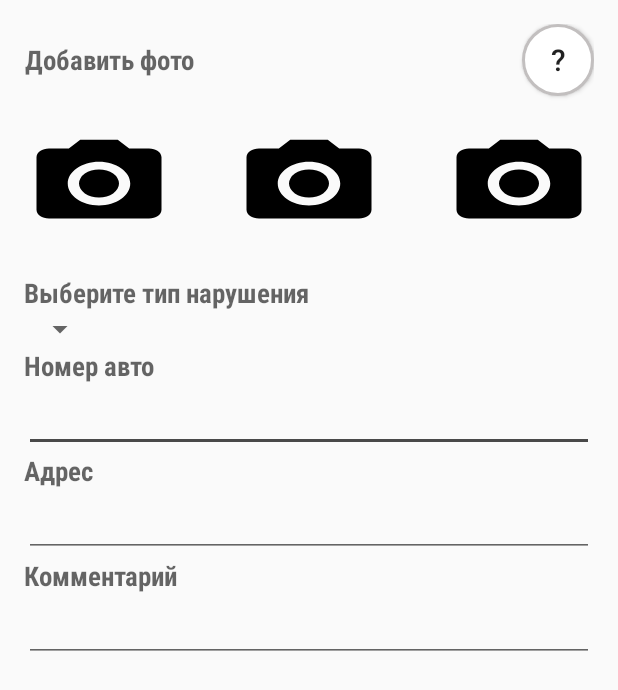
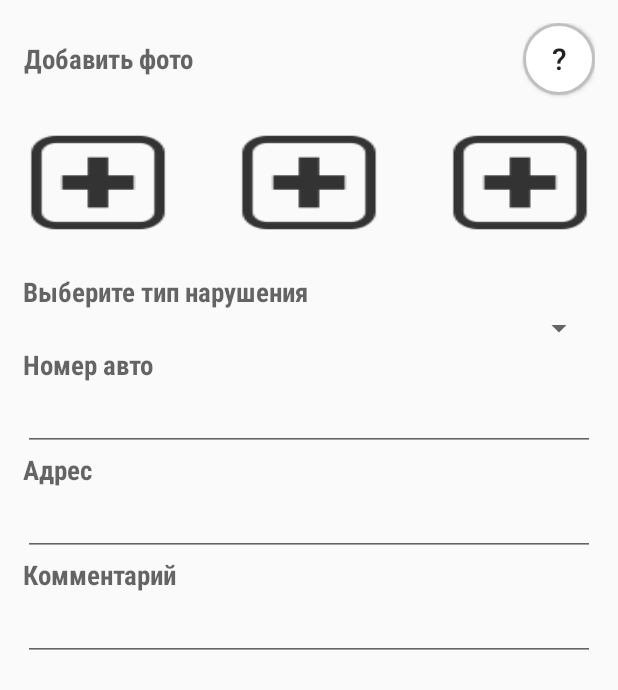
Before and after one commit to MaksimKirko/WP-Client, an Android app: the layout content_wrong_parking.xml on its own in the app's theme, with its tools: preview values and no code run, on a phone screen of 412 x 824 dp. Shown: the top 690 px of the screen. Run offline under Robolectric (Android 15) with nearby library versions, the phone set to English and light mode, and no system bars.

Commit message:
modify wrong parking activity

```diff
--- a/app/src/main/res/layout/content_wrong_parking.xml
+++ b/app/src/main/res/layout/content_wrong_parking.xml
@@ -10,7 +10,23 @@
     android:paddingTop="@dimen/activity_vertical_margin"
     app:layout_behavior="@string/appbar_scrolling_view_behavior"
     tools:context="com.github.maximkirko.wpclient.WrongParkingActivity"
-    tools:showIn="@layout/activity_wrong_parking">
+    tools:showIn="@layout/activity_wrong_parking"
+    android:padding="0dp">
+
+    <ScrollView
+        android:layout_width="match_parent"
+        android:layout_height="match_parent"
+        android:id="@+id/scrollView"
+        android:padding="0dp"
+        android:layout_marginLeft="0dp"
+        android:layout_marginRight="0dp"
+        android:layout_marginBottom="0dp">
+
+        <RelativeLayout
+            android:layout_width="match_parent"
+            android:layout_height="match_parent"
+            android:layout_margin="0dp"
+            android:padding="15dp">
 
             <TextView
                 style="@style/TextViewTitle"
@@ -22,7 +38,12 @@
                 android:layout_alignBottom="@+id/buttonHint"
                 android:layout_alignParentStart="true"
                 android:gravity="center"
-        android:layout_alignParentTop="true" />
+                android:layout_alignParentTop="true"
+                android:nestedScrollingEnabled="true"
+                android:focusable="true"
+                android:focusableInTouchMode="true">
+                <requestFocus />
+            </TextView>
 
             <Button
                 style="?android:attr/buttonStyleSmall"
@@ -39,7 +60,7 @@
                 android:layout_width="100dp"
                 android:layout_height="70dp"
                 android:id="@+id/imageView"
-        android:background="@drawable/ic_menu_camera"
+                android:background="@mipmap/ic_photo_add"
                 android:layout_alignTop="@+id/imageView2"
                 android:layout_alignParentStart="true"
                 android:onClick="onImageViewClick"
@@ -49,7 +70,7 @@
                 android:layout_width="100dp"
                 android:layout_height="70dp"
                 android:id="@+id/imageView2"
-        android:background="@drawable/ic_menu_camera"
+                android:background="@mipmap/ic_photo_add"
                 android:layout_below="@+id/textView2"
                 android:layout_centerHorizontal="true"
                 android:layout_marginTop="23dp"
@@ -59,7 +80,7 @@
                 android:layout_width="100dp"
                 android:layout_height="70dp"
                 android:id="@+id/imageView3"
-        android:background="@drawable/ic_menu_camera"
+                android:background="@mipmap/ic_photo_add"
                 android:layout_alignTop="@+id/imageView2"
                 android:layout_alignParentEnd="true"
                 android:onClick="onImageViewClick" />
@@ -76,8 +97,8 @@
                 android:layout_marginTop="25dp" />
 
             <Spinner
-        android:layout_width="wrap_content"
-        android:layout_height="wrap_content"
+                android:layout_width="match_parent"
+                android:layout_height="match_parent"
                 android:id="@+id/spinnerViolType"
                 android:layout_below="@+id/textView3"
                 android:layout_alignParentStart="true" />
@@ -93,6 +114,7 @@
                 android:layout_alignParentStart="true" />
 
             <EditText
+                style="@style/EditTextSingle"
                 android:layout_width="wrap_content"
                 android:layout_height="wrap_content"
                 android:id="@+id/editTextAutoNumber"
@@ -111,6 +133,7 @@
                 android:layout_alignParentStart="true" />
 
             <EditText
+                style="@style/EditTextSingle"
                 android:layout_width="wrap_content"
                 android:layout_height="wrap_content"
                 android:id="@+id/editTextAddress"
@@ -137,3 +160,5 @@
                 android:layout_alignEnd="@+id/imageView3" />
 
         </RelativeLayout>
+    </ScrollView>
+</RelativeLayout>
--- a/app/src/main/res/values/styles.xml
+++ b/app/src/main/res/values/styles.xml
@@ -22,6 +22,13 @@
         <item name="android:textStyle">normal|bold</item>
     </style>
 
+    <style name="EditTextSingle" parent="@android:style/Widget.EditText">
+        <item name="android:maxWidth">270dp</item>
+        <item name="android:lines">1</item>
+        <item name="android:singleLine">true</item>
+        <item name="android:maxLines">1</item>
+    </style>
+
     <style name="AppTheme.NoActionBar">
         <item name="windowActionBar">false</item>
         <item name="windowNoTitle">true</item>
```
Also changed, not shown: app/src/main/java/com/github/maximkirko/wpclient/WrongParkingActivity.java (+29 -3 lines), app/src/main/res/values/strings.xml (+4 -4 lines), app/src/main/ic_photo_add-web.png (added), app/src/main/res/mipmap-hdpi/ic_photo_add.png (added), app/src/main/res/mipmap-mdpi/ic_photo_add.png (added), app/src/main/res/mipmap-xhdpi/ic_photo_add.png (added), app/src/main/res/mipmap-xxhdpi/ic_photo_add.png (added), app/src/main/res/mipmap-xxxhdpi/ic_photo_add.png (added). Lines whose indentation alone changed are shown as unchanged.
